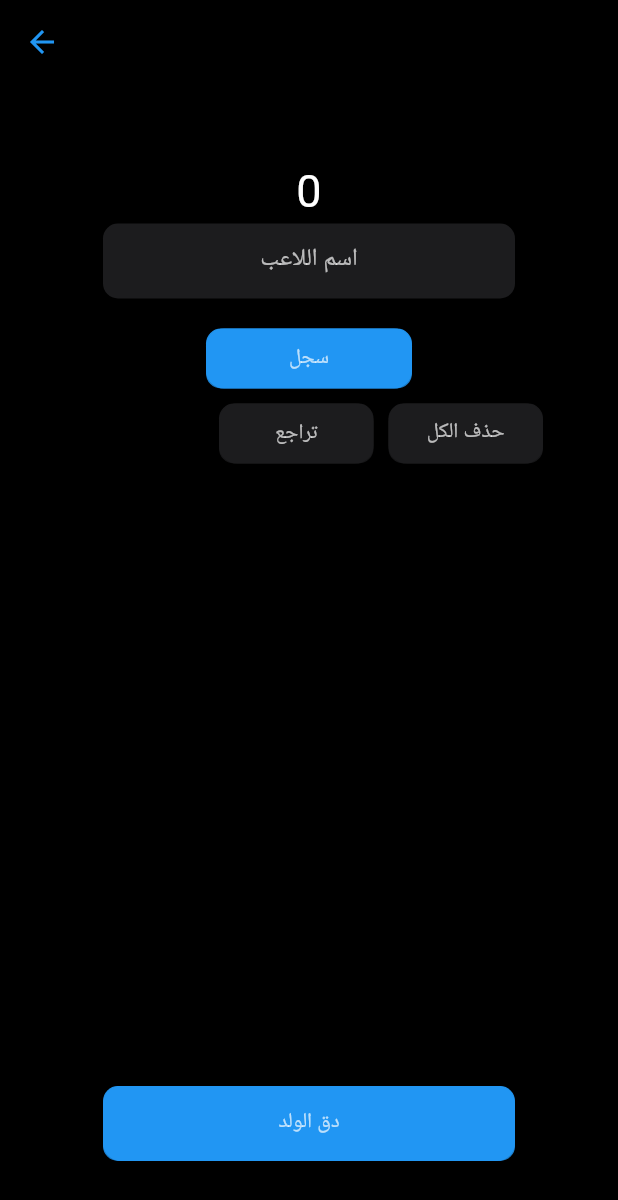
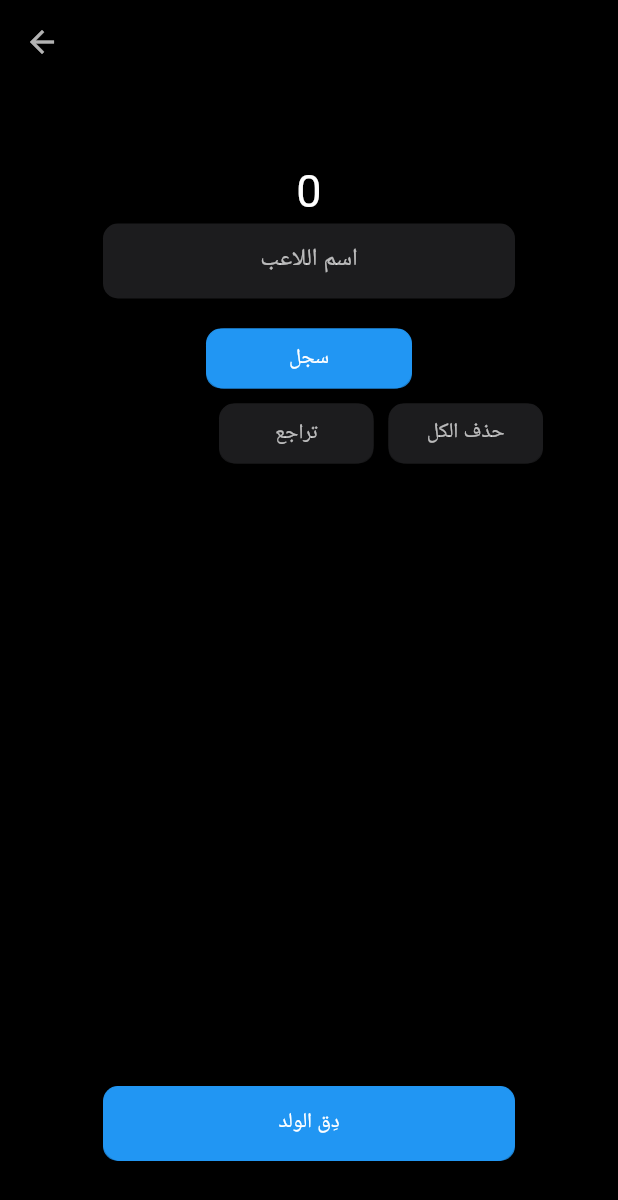
Before and after one commit to halsaylani/balootcalculator, a Flutter app: the DqScreen screen opened directly, on a phone screen of 412 x 824 dp. Shown: the top 1200 px of the screen. Run offline on Flutter 3.47's test engine with Material 3 defaults, Android fonts, the phone set to English and light mode, and no system bars; our stand-ins replace google_fonts, google_mobile_ads, lottie, screenshot, share_plus; network calls fail; Roboto replaces fonts that are missing (Tajawal).

Commit message:
[fix] page overlap after game start when random players finish

```diff
--- a/lib/screens/dqScreen.dart
+++ b/lib/screens/dqScreen.dart
@@ -130,7 +130,7 @@ class _DqScreenState extends State<DqScreen> {
                     child: ElevatedButton(
                       onPressed: () {
                         Util().pop(context);
-                        Util().goTo(context, const ScoreScreen(title: 'hi'));
+                        Util().pop(context);
                       },
                       style: ElevatedButton.styleFrom(
                         shape: RoundedRectangleBorder(
@@ -138,7 +138,7 @@ class _DqScreenState extends State<DqScreen> {
                         ),
                         backgroundColor: Colors.blue,
                       ),
-                      child: const Text('ابدأ الصكه',
+                      child: const Text('ابدأ صكّة',
                           style: TextStyle(
                             color: Colors.white70,
                           )),
@@ -178,7 +178,7 @@ class _DqScreenState extends State<DqScreen> {
               },
               icon: const Icon(
                 Icons.arrow_back,
-                color: Colors.blue,
+                color: Colors.white70,
               ),
             ),
             backgroundColor: Util.darkBgColor,
@@ -235,7 +235,7 @@ class _DqScreenState extends State<DqScreen> {
                   ),
                   child: const Text('سجل',
                       style: TextStyle(
-                        color: Colors.white70,
+                        color: Colors.white,
                       )),
                 ),
               ),
@@ -336,9 +336,9 @@ class _DqScreenState extends State<DqScreen> {
                     ),
                     backgroundColor: Colors.blue,
                   ),
-                  child: const Text('دق الولد',
+                  child: const Text('دِق الولد',
                       style: TextStyle(
-                        color: Colors.white70,
+                        color: Colors.white,
                       )),
                 ),
               ),
```
